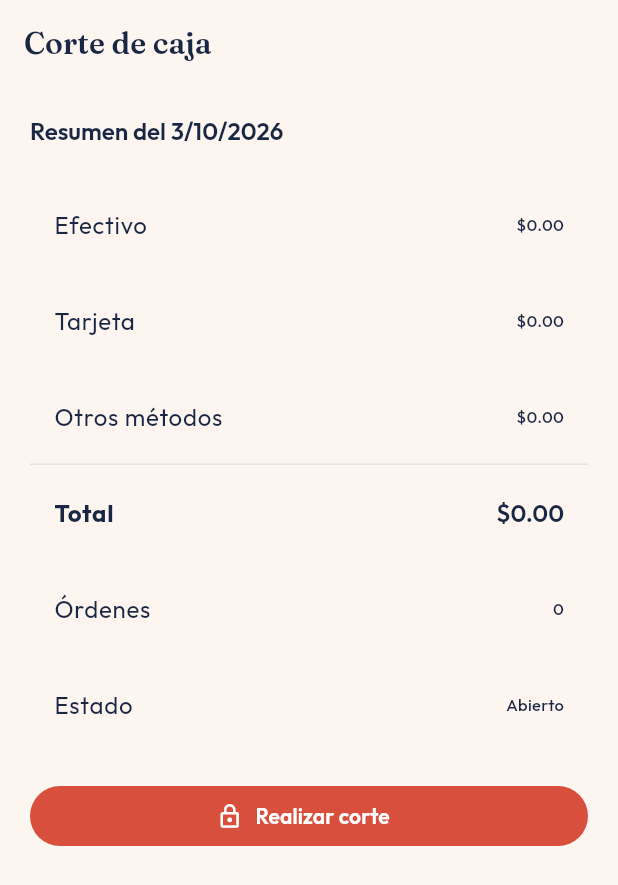
After one commit to RVMiranda/flutter_carnitas_manager, a Flutter app: the CashRegisterView screen opened by its route, on a phone screen of 412 x 824 dp. The commit adds this screen. Shown: the top 885 px of the screen. Run offline on Flutter 3.47's test engine with Material 3 defaults, Android fonts, the phone set to English and light mode, and no system bars; our stand-ins replace connectivity_plus, drift, drift_flutter, flutter_dotenv, flutter_riverpod, go_router and 2 more; missing offline and left inert: mobile_scanner; accounts and stored records are empty; generated files the repository leaves out were written again.

Commit message:
feat: implement cash register closing

```diff
--- a/lib/app/router/app_router.dart
+++ b/lib/app/router/app_router.dart
@@ -8,6 +8,7 @@ import 'package:exquisssita_manager/features/auth/presentation/view_models/auth_
 import 'package:exquisssita_manager/shared/navigation/main_shell.dart';
 import 'package:exquisssita_manager/features/loyalty/presentation/qr_scanner_view.dart';
 import 'package:exquisssita_manager/features/promotions/presentation/promotions_view.dart';
+import 'package:exquisssita_manager/features/cash_register/presentation/cash_register_view.dart';
 
 part 'app_router.g.dart';
 
@@ -87,6 +88,11 @@ GoRouter appRouter(Ref ref) {
           ),
         ],
       ),
+      GoRoute(
+        path: AppRoutes.cashRegister,
+        name: 'cash_register',
+        builder: (context, state) => const CashRegisterView(),
+      ),
     ],
     errorBuilder: (context, state) => Scaffold(
       body: Center(child: Text('Ruta no encontrada: ${state.error}')),
--- a/lib/data/remote/supabase_data_source.dart
+++ b/lib/data/remote/supabase_data_source.dart
@@ -35,7 +35,8 @@ class SupabaseDataSource {
     required String entityId,
   }) async {
     if (entity == 'registrar_pago' ||
-        entity == 'registrar_movimiento_inventario') {
+        entity == 'registrar_movimiento_inventario' ||
+        entity == 'realizar_corte_caja_seguro') {
       await _client.rpc(entity, params: payload);
       return;
     }
--- /dev/null
+++ b/lib/features/cash_register/presentation/cash_register_view.dart
@@ -0,0 +1,107 @@
+import 'package:flutter/material.dart';
+import 'package:flutter_riverpod/flutter_riverpod.dart';
+import '../data/cash_register_providers.dart';
+
+class CashRegisterView extends ConsumerWidget {
+  const CashRegisterView({super.key});
+
+  @override
+  Widget build(BuildContext context, WidgetRef ref) {
+    final date = DateTime.now();
+    final state = ref.watch(cashRegisterSummaryProvider(date));
+    return Scaffold(
+      appBar: AppBar(title: const Text('Corte de caja')),
+      body: state.when(
+        loading: () => const Center(child: CircularProgressIndicator()),
+        error: (error, _) =>
+            Center(child: Text('No se pudo cargar el resumen: $error')),
+        data: (summary) => ListView(
+          padding: const EdgeInsets.all(20),
+          children: [
+            Text(
+              'Resumen del ${summary.date.day}/${summary.date.month}/${summary.date.year}',
+              style: Theme.of(context).textTheme.titleLarge,
+            ),
+            const SizedBox(height: 20),
+            _AmountTile(label: 'Efectivo', cents: summary.cashCents),
+            _AmountTile(label: 'Tarjeta', cents: summary.cardCents),
+            _AmountTile(label: 'Otros métodos', cents: summary.otherCents),
+            const Divider(),
+            _AmountTile(
+              label: 'Total',
+              cents: summary.totalCents,
+              emphasized: true,
+            ),
+            ListTile(
+              title: const Text('Órdenes'),
+              trailing: Text('${summary.orderCount}'),
+            ),
+            ListTile(
+              title: const Text('Estado'),
+              trailing: Text(summary.closed ? 'Cerrado' : 'Abierto'),
+            ),
+            const SizedBox(height: 18),
+            FilledButton.icon(
+              onPressed: summary.closed
+                  ? null
+                  : () async {
+                      try {
+                        final result = await ref
+                            .read(cashRegisterRepositoryProvider)
+                            .close(date);
+                        if (context.mounted) {
+                          ScaffoldMessenger.of(context).showSnackBar(
+                            SnackBar(
+                              content: Text(
+                                result.closed
+                                    ? 'Corte guardado localmente y pendiente de sincronizar.'
+                                    : 'Corte ya existente.',
+                              ),
+                            ),
+                          );
+                        }
+                      } catch (error) {
+                        if (context.mounted) {
+                          ScaffoldMessenger.of(context).showSnackBar(
+                            SnackBar(
+                              content: Text(
+                                'No se pudo cerrar la caja: $error',
+                              ),
+                            ),
+                          );
+                        }
+                      }
+                    },
+              icon: const Icon(Icons.lock_outline),
+              label: Text(
+                summary.closed ? 'Corte realizado' : 'Realizar corte',
+              ),
+            ),
+          ],
+        ),
+      ),
+    );
+  }
+}
+
+class _AmountTile extends StatelessWidget {
+  const _AmountTile({
+    required this.label,
+    required this.cents,
+    this.emphasized = false,
+  });
+  final String label;
+  final int cents;
+  final bool emphasized;
+  @override
+  Widget build(BuildContext context) => ListTile(
+    title: Text(
+      label,
+      style: emphasized ? const TextStyle(fontWeight: FontWeight.bold) : null,
+    ),
+    trailing: Text(
+      '\$${(cents / 100).toStringAsFixed(2)}',
+      style: emphasized ? Theme.of(context).textTheme.titleLarge : null,
+    ),
+  );
+}
```
Also changed, not shown: lib/features/cash_register/data/cash_register_providers.dart (added, +15 -0 lines), lib/features/cash_register/data/local_cash_register_repository.dart (added, +106 -0 lines), lib/features/cash_register/domain/cash_register_models.dart (added, +23 -0 lines), lib/app/router/app_router.g.dart, lib/features/cash_register/data/cash_register_providers.g.dart (added), 2 other files.
